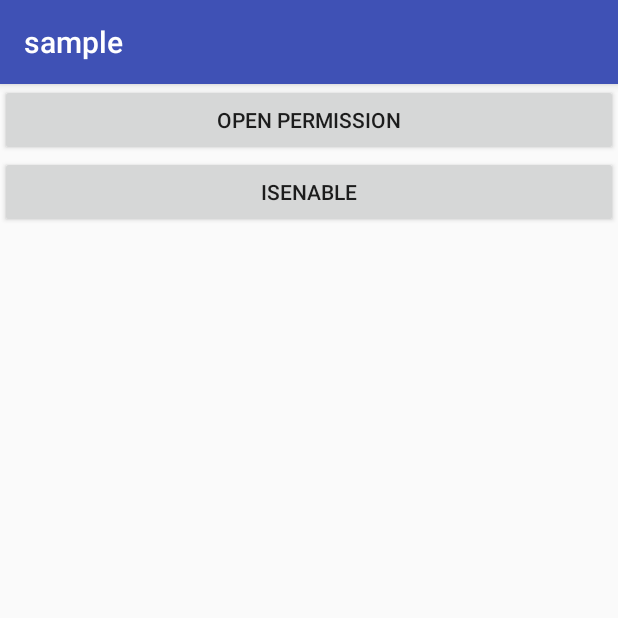
After one commit to eastwindDC/AndroidSample, an Android app: the AccessibilityActivity screen opened directly, with no data from a screen before it, on a phone screen of 412 x 824 dp, the top half of it. The commit adds this screen. Run offline under Robolectric (Android 15) with nearby library versions, the phone set to English and light mode, and no system bars.

Commit message:
add access

```diff
--- /dev/null
+++ b/app/src/main/java/com/eastwinddc/sample/accessibility/AccessibilityActivity.java
@@ -0,0 +1,57 @@
+package com.eastwinddc.sample.accessibility;
+
+import android.content.Context;
+import android.os.Bundle;
+import android.support.annotation.Nullable;
+import android.view.View;
+import android.view.accessibility.AccessibilityManager;
+import android.widget.Toast;
+
+import com.eastwinddc.sample.BaseActivity;
+import com.eastwinddc.sample.R;
+
+/**
+ * Created by eastwinddc on 2017/8/14.
+ */
+
+public class AccessibilityActivity extends BaseActivity{
+
+    private AccessibilityManager accessibilityManager;
+    @Override
+    protected void onCreate(@Nullable Bundle savedInstanceState) {
+        super.onCreate(savedInstanceState);
+        setContentView(R.layout.activity_access_activity);
+
+        init();
+    }
+
+    private void init(){
+        accessibilityManager = (AccessibilityManager) getSystemService(Context.ACCESSIBILITY_SERVICE);
+    }
+    @Override
+    protected void onResume() {
+        super.onResume();
+    }
+
+    @Override
+    protected void onPause() {
+        super.onPause();
+    }
+
+    @Override
+    protected void onDestroy() {
+        super.onDestroy();
+    }
+
+    public void openPermission(View view){
+        AccessUtil.startPermission(this);
+    }
+    public void isEnable(View view){
+        boolean isEnable = accessibilityManager.isEnabled();
+        if(isEnable){
+            Toast.makeText(this,"access is enabled",Toast.LENGTH_LONG).show();
+        }else {
+            Toast.makeText(this,"access is unabled",Toast.LENGTH_LONG).show();
+        }
+    }
+}
--- /dev/null
+++ b/app/src/main/res/layout/activity_access_activity.xml
@@ -0,0 +1,18 @@
+<?xml version="1.0" encoding="utf-8"?>
+<LinearLayout xmlns:android="http://schemas.android.com/apk/res/android"
+    android:orientation="vertical"
+    android:layout_width="match_parent"
+    android:layout_height="match_parent">
+
+    <Button
+        android:layout_width="match_parent"
+        android:layout_height="wrap_content"
+        android:onClick="openPermission"
+        android:text="open permission"/>
+
+    <Button
+        android:layout_width="match_parent"
+        android:layout_height="wrap_content"
+        android:onClick="isEnable"
+        android:text="isEnable"/>
+</LinearLayout>
--- a/app/src/main/res/values/strings.xml
+++ b/app/src/main/res/values/strings.xml
@@ -5,4 +5,6 @@
     <string name="navigation_drawer_close">Close navigation drawer</string>
 
     <string name="action_settings">Settings</string>
+
+    <string name="access">access</string>
 </resources>
```
Also changed, not shown: app/src/main/AndroidManifest.xml (+15 -0 lines), app/src/main/java/com/eastwinddc/sample/MainActivity.java (+5 -2 lines), app/src/main/java/com/eastwinddc/sample/accessibility/AccessService.java (added, +48 -0 lines), app/src/main/java/com/eastwinddc/sample/accessibility/AccessUtil.java (added, +17 -0 lines), app/src/main/res/xml/access_service.xml (added, +8 -0 lines).
